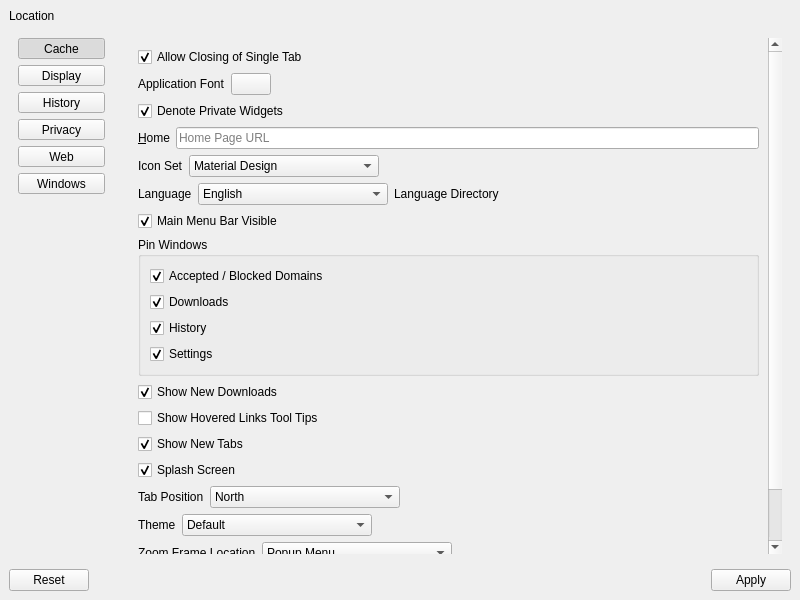
Old version of the form UI/dooble_settings.ui in the repository textbrowser/dooble.
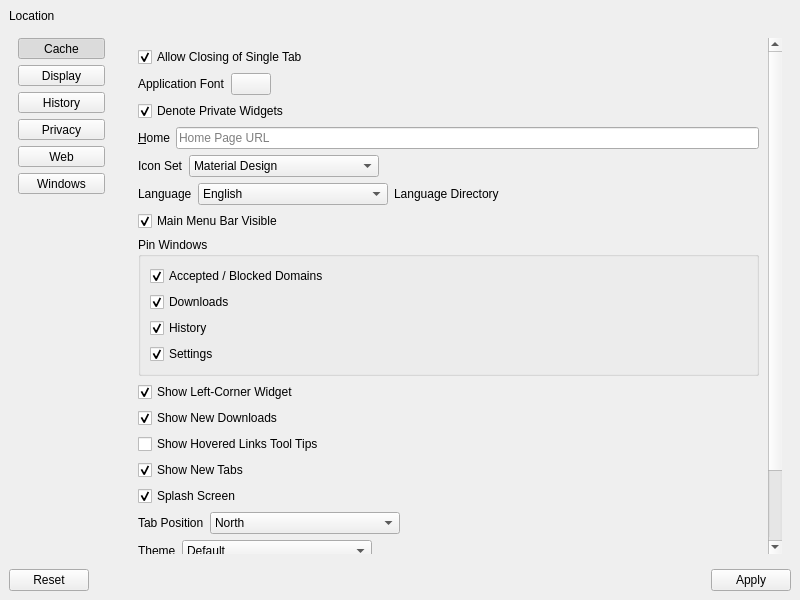
New version of the form. The open tabs and pages were chosen to show the change. Icons and pictures are not drawn.

Commit message: Optional left-corner widget.

Diff of the .ui file:
```diff
--- a/UI/dooble_settings.ui
+++ b/UI/dooble_settings.ui
@@ -370,9 +370,9 @@
              <property name="geometry">
               <rect>
                <x>0</x>
-               <y>-146</y>
+               <y>-174</y>
                <width>642</width>
-               <height>684</height>
+               <height>712</height>
               </rect>
              </property>
              <layout class="QVBoxLayout" name="verticalLayout_19">
@@ -650,6 +650,16 @@
                 </layout>
                </widget>
               </item>
+              <item>
+               <widget class="QCheckBox" name="show_left_corner_widget">
+                <property name="text">
+                 <string>Show Left-Corner Widget</string>
+                </property>
+                <property name="checked">
+                 <bool>true</bool>
+                </property>
+               </widget>
+              </item>
               <item>
                <widget class="QCheckBox" name="show_new_downloads">
                 <property name="text">
```
Left out of the diff: 1 changed line with no effect on the pictures. The commit also changes 4 other files.
